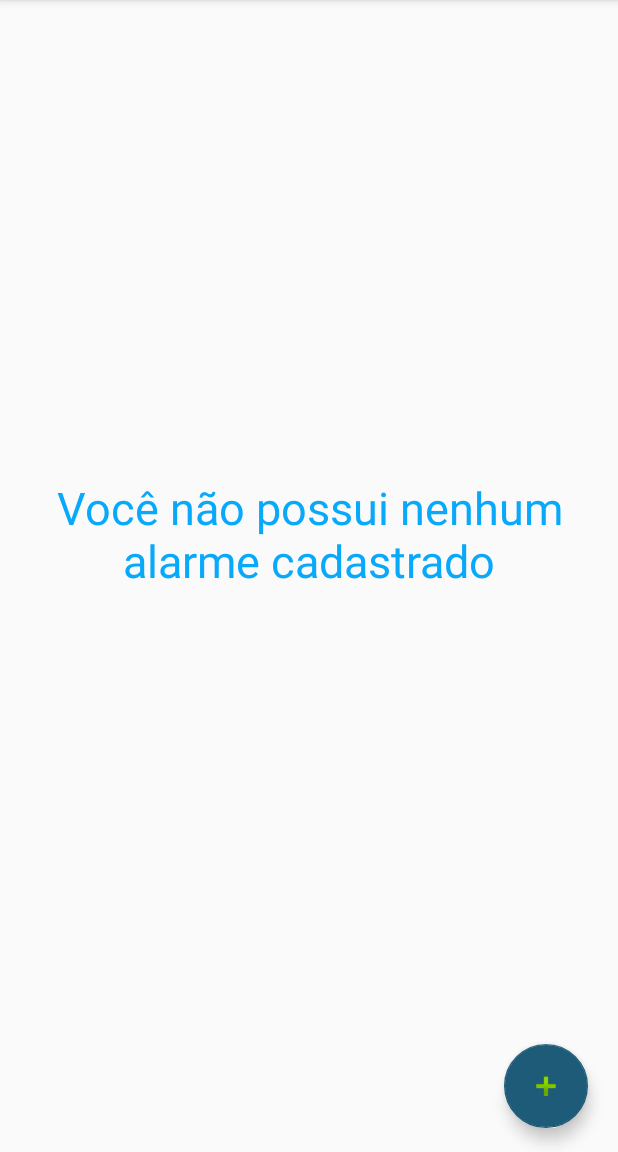
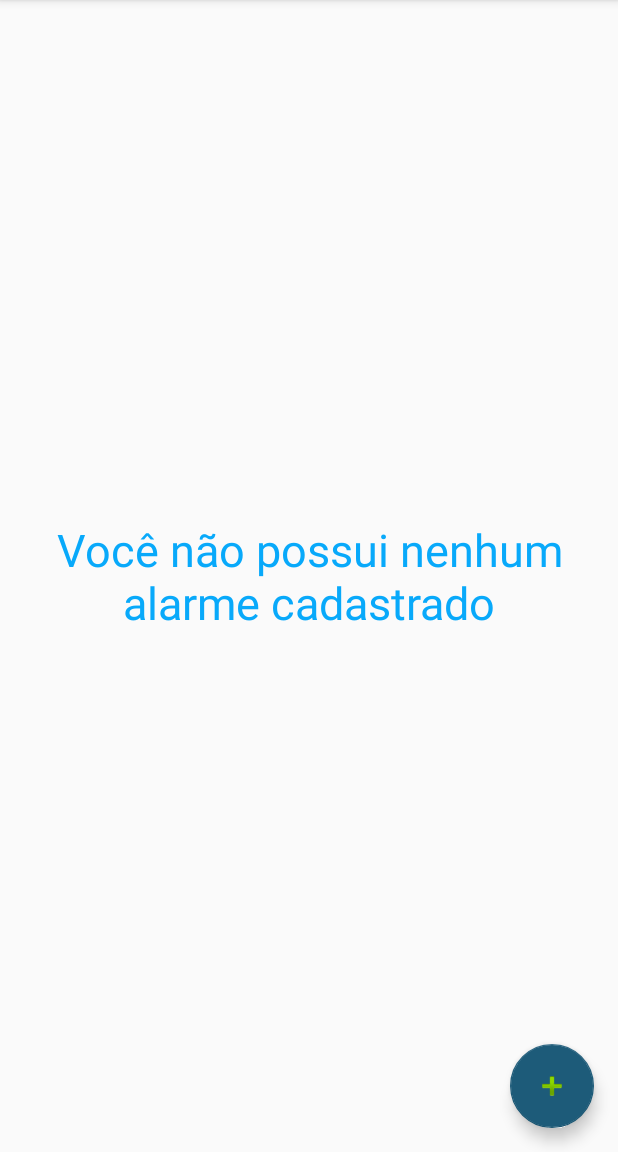
Before and after one commit to jefersonJim/routinereminder, an Android app: the screen it shows after launch (MainActivity), on a phone screen of 412 x 824 dp, the part 84-1236 px from its top. Run offline under Robolectric (Android 15) with nearby library versions, the phone set to English and light mode, and no system bars.

Commit message:
fix msg empty list

```diff
--- a/app/src/main/java/br/com/jry/routinereminder/activity/MainActivity.java
+++ b/app/src/main/java/br/com/jry/routinereminder/activity/MainActivity.java
@@ -14,6 +14,7 @@ import android.view.MenuItem;
 import android.widget.Adapter;
 import android.widget.AdapterView;
 import android.widget.ListView;
+import android.widget.TextView;
 import android.widget.Toast;
 
 import java.util.List;
@@ -38,16 +39,17 @@ public class MainActivity extends AppCompatActivity {
         AlarmeDao alarmeDao = new AlarmeDao(getApplicationContext());
         this.alarmes = alarmeDao.getListAlarmes();
 
-        if(this.alarmes.size() > 0){
-            setContentView(R.layout.activity_main);
+        setContentView(R.layout.activity_main);
+        ListView listView = (ListView) findViewById(R.id.listAlarmeView);
 
-            ListView listView = (ListView) findViewById(R.id.listAlarmeView);
-            this.adapter = new AlarmeAdapter(this.alarmes, getApplicationContext());
-            listView.setAdapter(adapter);
-            registerForContextMenu(listView);
-        }else{
-            setContentView(R.layout.empty_layout);
-        }
+        this.adapter = new AlarmeAdapter(this.alarmes, getApplicationContext());
+        TextView empty = (TextView) findViewById(R.id.tvEmpty);
+
+        listView.setEmptyView(empty);
+        listView.setAdapter(adapter);
+
+        registerForContextMenu(listView);
+
         Toolbar toolbar = (Toolbar) findViewById(R.id.toolbar);
         setSupportActionBar(toolbar);
 
--- a/app/src/main/res/layout/content_main.xml
+++ b/app/src/main/res/layout/content_main.xml
@@ -19,4 +19,17 @@
         android:layout_alignParentTop="true"
         android:layout_alignParentLeft="true"
         android:layout_alignParentStart="true" />
+
+    <TextView
+        android:layout_width="wrap_content"
+        android:layout_height="wrap_content"
+        android:textAppearance="?android:attr/textAppearanceLarge"
+        android:text="@string/list_vazia"
+        android:id="@+id/tvEmpty"
+        android:textAlignment="center"
+        android:textSize="30dp"
+        android:textColor="#08a9fa"
+        android:layout_centerVertical="true"
+        android:layout_alignParentLeft="true"
+        android:layout_alignParentStart="true" />
 </RelativeLayout>
--- a/app/src/main/res/layout/empty_layout.xml
+++ /dev/null
@@ -1,52 +0,0 @@
-<?xml version="1.0" encoding="utf-8"?>
-<RelativeLayout xmlns:android="http://schemas.android.com/apk/res/android"
-    android:layout_width="match_parent"
-    android:layout_height="match_parent"
-    xmlns:app="http://schemas.android.com/apk/res-auto"
-    android:fitsSystemWindows="true"
-    xmlns:tools="http://schemas.android.com/tools"
-    tools:context=".activity.MainActivity">
-
-    <android.support.design.widget.AppBarLayout
-        android:layout_width="match_parent"
-        android:layout_height="wrap_content"
-        android:theme="@style/AppTheme.AppBarOverlay">
-
-        <android.support.v7.widget.Toolbar
-            android:id="@+id/toolbar"
-            android:layout_width="match_parent"
-            android:layout_height="?attr/actionBarSize"
-            android:background="?attr/colorPrimary"
-            app:popupTheme="@style/AppTheme.PopupOverlay"
-            android:backgroundTint="#1d5b79" />
-
-    </android.support.design.widget.AppBarLayout>
-
-    <TextView
-        android:layout_width="wrap_content"
-        android:layout_height="wrap_content"
-        android:textAppearance="?android:attr/textAppearanceLarge"
-        android:text="Você não possui nenhum alarme cadastrado"
-        android:id="@+id/textView"
-        android:textAlignment="center"
-        android:textSize="30dp"
-        android:textColor="#08a9fa"
-        android:layout_centerVertical="true"
-        android:layout_alignParentLeft="true"
-        android:layout_alignParentStart="true" />
-
-    <android.support.design.widget.FloatingActionButton
-        android:id="@+id/fab"
-        android:layout_width="wrap_content"
-        android:layout_height="wrap_content"
-        android:layout_gravity="bottom|end"
-        android:src="@android:drawable/ic_input_add"
-        app:backgroundTint="#1d5b79"
-        android:layout_marginRight="20dp"
-        android:layout_marginEnd="20dp"
-        android:layout_marginBottom="16dp"
-        android:layout_alignParentBottom="true"
-        android:layout_alignParentRight="true"
-        android:layout_alignParentEnd="true" />
-
-</RelativeLayout>
--- a/app/src/main/res/values/strings.xml
+++ b/app/src/main/res/values/strings.xml
@@ -4,4 +4,5 @@
     <string name="action_saveAlarm">Savar</string>
     <string name="action_delete">Deletar</string>
     <string name="action_desativar">Desativar</string>
+    <string name="list_vazia">Você não possui nenhum alarme cadastrado</string>
 </resources>
```
